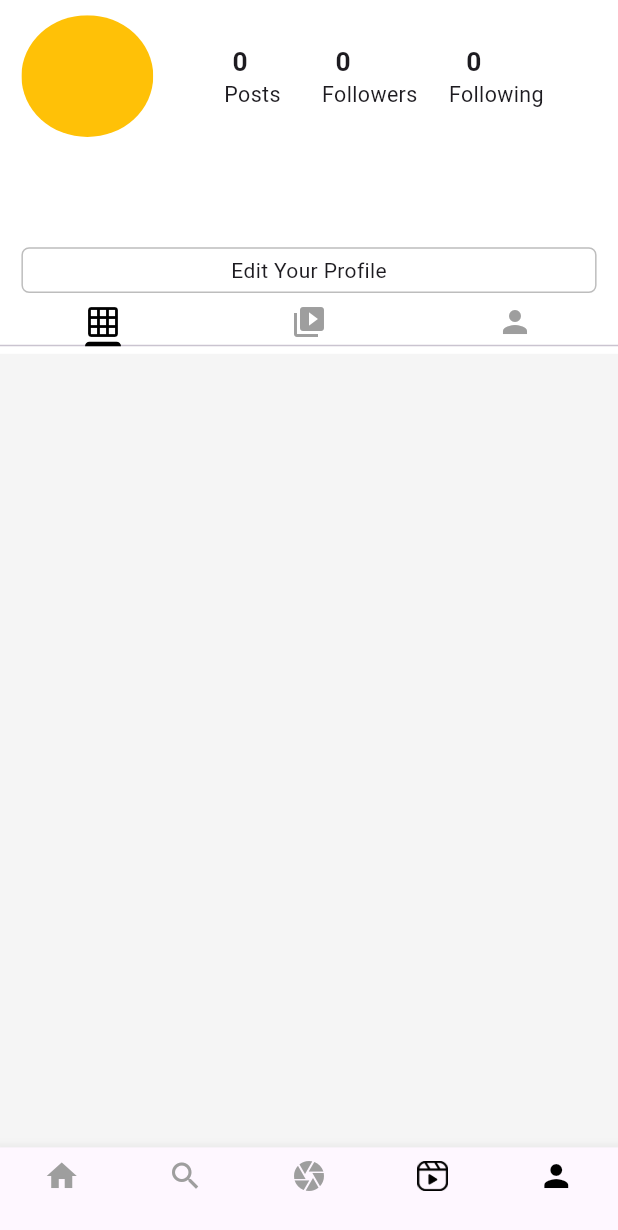
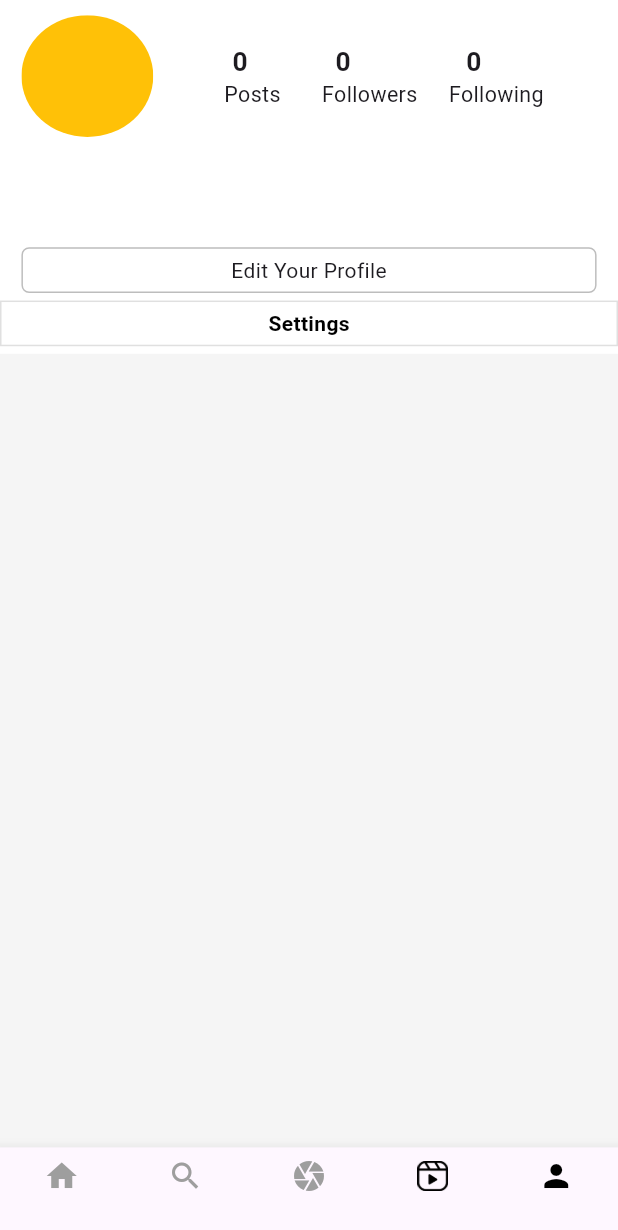
Before and after one commit to JeyllonSandoval/Instagram_Clone_Flutter, a Flutter app: the screen it shows once a user with an empty profile is signed in, item 5 of the bottom bar chosen, on a phone screen of 412 x 824 dp. Shown: the top 1230 px of the screen. Run offline on Flutter 3.47's test engine with Material 3 defaults, Android fonts, the phone set to English and light mode, and no system bars; drawn by our look-alikes of cached_network_image; our stand-ins replace cloud_firestore, date_format, firebase_auth, firebase_core, firebase_storage, flutter_screenutil and 2 more; missing offline and left inert: photo_manager; accounts and stored records are empty; network calls fail.

```diff
--- a/lib/screen/profile_screen.dart
+++ b/lib/screen/profile_screen.dart
@@ -5,6 +5,7 @@ import 'package:flutter/material.dart';
 import 'package:flutter_screenutil/flutter_screenutil.dart';
 import 'package:instagram_clone_flutter/data/firebase_servise/firestor.dart';
 import 'package:instagram_clone_flutter/data/model/usermodel.dart';
+import 'package:instagram_clone_flutter/screen/SettingScreen.dart';
 import 'package:instagram_clone_flutter/screen/post_screen.dart';
 import 'package:instagram_clone_flutter/util/image_cached.dart';
 
@@ -296,17 +297,35 @@ class _ProfileScreenState extends State<ProfileScreen> {
           SizedBox(
             width: double.infinity,
             height: 30.h,
-            child: const TabBar(
-              unselectedLabelColor: Colors.grey,
-              labelColor: Colors.black,
-              indicatorColor: Colors.black,
-              tabs: [
-                Icon(Icons.grid_on),
-                Icon(Icons.video_collection),
-                Icon(Icons.person),
+            child: Row(
+              children: [
+                Expanded(
+                  child: GestureDetector(
+                    onTap: () {
+                      Navigator.of(context).push(MaterialPageRoute(
+                          builder: (context) => SettingsScreen()));
+                    },
+                    child: Container(
+                      alignment: Alignment.center,
+                      height: 30.h,
+                      decoration: BoxDecoration(
+                        color: Colors.white,
+                        border: Border.all(color: Colors.grey.shade300),
+                      ),
+                      child: Text(
+                        'Settings',
+                        style: TextStyle(
+                          color: Colors.black,
+                          fontWeight: FontWeight.bold,
+                        ),
+                      ),
+                    ),
+                  ),
+                ),
               ],
             ),
           ),
+
           SizedBox(
             height: 5.h,
           )
```
Also changed, not shown: lib/screen/SettingScreen.dart (added, +54 -0 lines).
